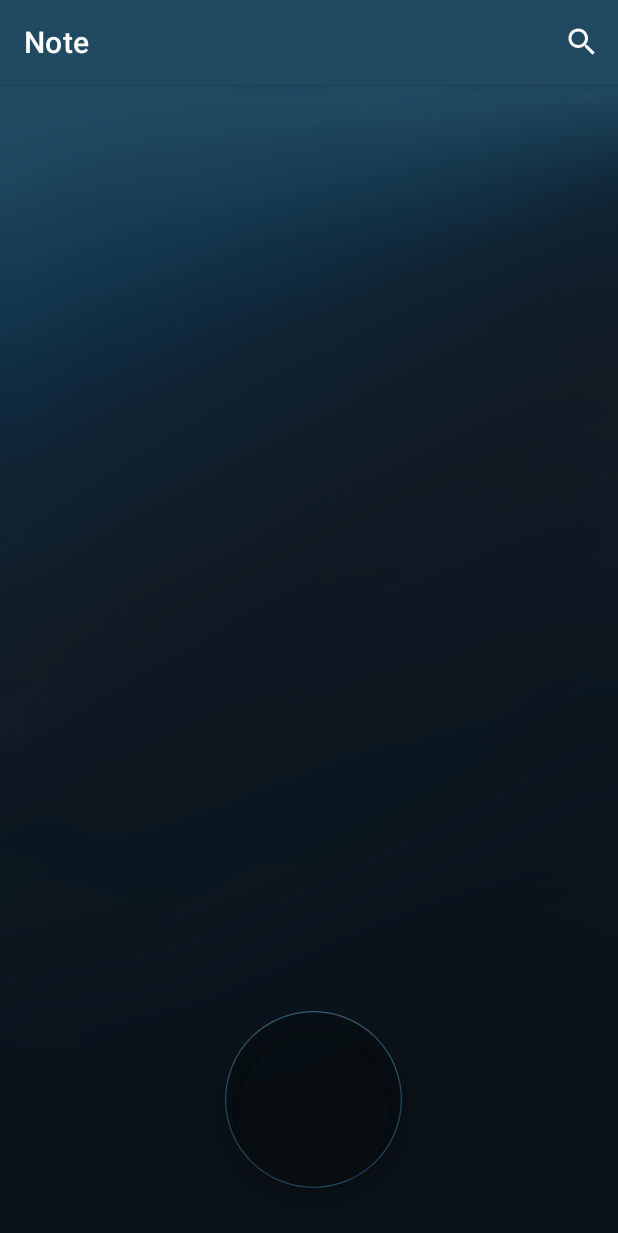
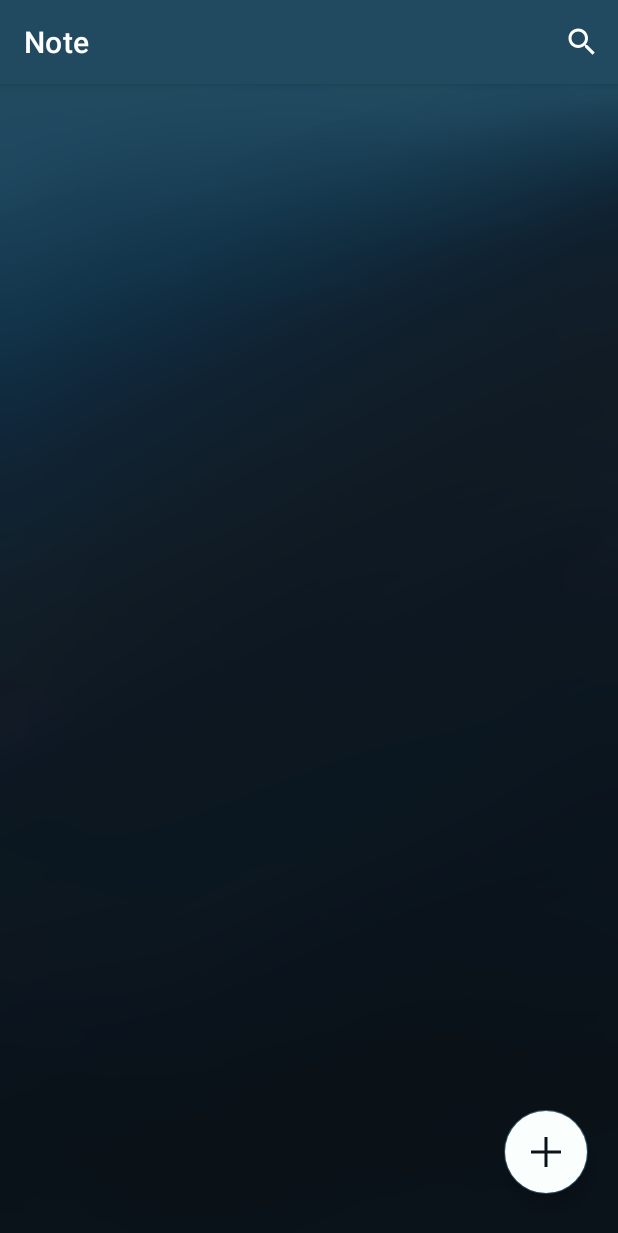
Before and after one commit to kriszmas/Note, an Android app: the screen it shows after launch (MainActivity), on a phone screen of 412 x 824 dp. Shown: the top 1233 px of the screen. Run offline under Robolectric (Android 15) with nearby library versions, the phone set to English and light mode, and no system bars; our stand-ins replace data binding; 5 statements that could not run were skipped.

Commit message:
Adding new background and creating the mainpage

```diff
--- a/app/src/main/res/drawable/add.xml
+++ b/app/src/main/res/drawable/add.xml
@@ -1,9 +1,10 @@
 <vector xmlns:android="http://schemas.android.com/apk/res/android"
-    android:width="90dp"
-    android:height="90dp"
-    android:viewportWidth="32"
-    android:viewportHeight="32">
+    android:width="48dp"
+    android:height="48dp"
+    android:viewportWidth="24"
+    android:viewportHeight="24">
   <path
-      android:pathData="M16,3C8.832,3 3,8.832 3,16C3,23.168 8.832,29 16,29C23.168,29 29,23.168 29,16C29,8.832 23.168,3 16,3ZM16,5C22.086,5 27,9.914 27,16C27,22.086 22.086,27 16,27C9.914,27 5,22.086 5,16C5,9.914 9.914,5 16,5ZM15,10L15,15L10,15L10,17L15,17L15,22L17,22L17,17L22,17L22,15L17,15L17,10Z"
-      android:fillColor="#FFFFFF"/>
+      android:fillColor="@color/third"
+      android:pathData="M11,2L11,11L2,11L2,13L11,13L11,22L13,22L13,13L22,13L22,11L13,11L13,2Z"
+      android:fillType="evenOdd"/>
 </vector>
--- a/app/src/main/res/drawable/done.xml
+++ b/app/src/main/res/drawable/done.xml
@@ -5,5 +5,5 @@
     android:viewportHeight="50">
   <path
       android:pathData="M42.875,8.625C42.844,8.633 42.813,8.645 42.781,8.656C42.52,8.723 42.293,8.891 42.156,9.125L21.719,40.813L7.656,28.125C7.41,27.813 7,27.676 6.613,27.777C6.227,27.879 5.941,28.203 5.883,28.598C5.824,28.992 6.004,29.383 6.344,29.594L21.25,43.094C21.469,43.285 21.762,43.371 22.051,43.328C22.34,43.285 22.594,43.121 22.75,42.875L43.844,10.188C44.074,9.859 44.086,9.426 43.875,9.086C43.664,8.746 43.27,8.566 42.875,8.625Z"
-      android:fillColor="#FFFFFF"/>
+      android:fillColor="@color/third"/>
 </vector>
--- a/app/src/main/res/layout/fragment_home.xml
+++ b/app/src/main/res/layout/fragment_home.xml
@@ -11,15 +11,17 @@
 
         <com.google.android.material.floatingactionbutton.FloatingActionButton
             android:id="@+id/addNoteFab"
-            android:layout_width="118dp"
-            android:layout_height="156dp"
-            android:layout_marginEnd="144dp"
-            android:layout_marginBottom="32dp"
-            android:backgroundTint="@color/cardview_shadow_start_color"
+            android:layout_width="wrap_content"
+            android:layout_height="wrap_content"
+            android:layout_marginEnd="20dp"
+            android:layout_marginBottom="28dp"
+            android:backgroundTint="@color/secondary"
             android:clickable="true"
             android:tintMode="@color/white"
             app:layout_constraintBottom_toBottomOf="parent"
-            app:layout_constraintEnd_toEndOf="parent" />
+            app:layout_constraintDimensionRatio="w,1:1"
+            app:layout_constraintEnd_toEndOf="parent"
+            app:srcCompat="@drawable/add"/>
 
         <androidx.recyclerview.widget.RecyclerView
             android:id="@+id/homeRecyclerView"
--- a/app/src/main/res/values/colors.xml
+++ b/app/src/main/res/values/colors.xml
@@ -4,5 +4,6 @@
     <color name="white">#FFFFFFFF</color>
     <color name="main">#214960</color>
     <color name="primary">#1F1D2B</color>
-    <color name="secondary">#272636</color>
+    <color name="secondary">#FAFFFE</color>
+    <color name="third">#0A131A</color>
 </resources>
```
Also changed, not shown: app/src/main/res/drawable/border1.xml (added, +13 -0 lines), app/src/main/res/layout/fragment_add_note.xml (+6 -6 lines), app/src/main/res/layout/fragment_edit_note.xml (+8 -8 lines), app/src/main/res/drawable/bg.jpg (added).
